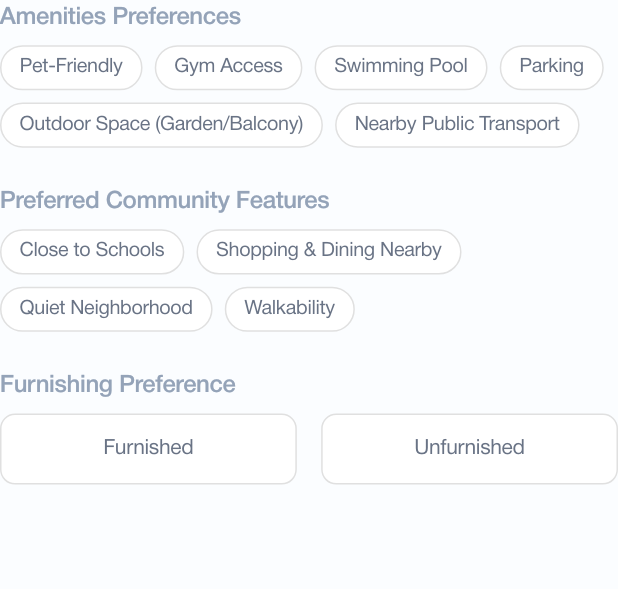
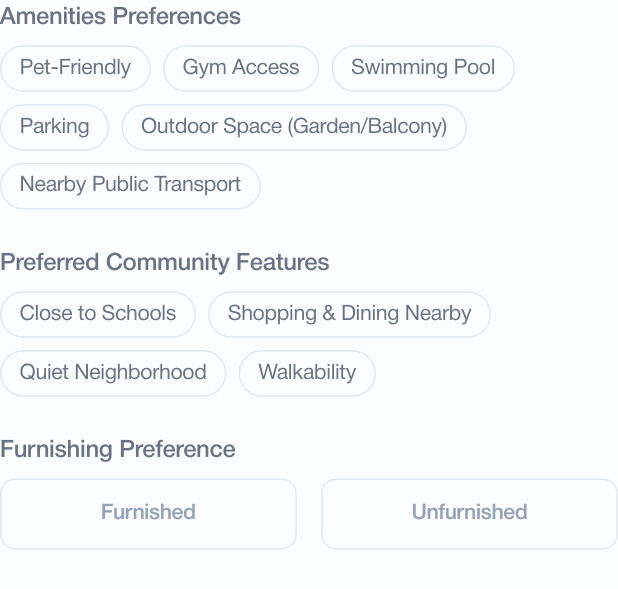
Before and after one commit to Dannny-Babs/Juniper, a Flutter app: the LifestyleStep widget shown alone on an empty page, opened directly with empty values, on a phone screen of 412 x 824 dp. Shown: the top 589 px of the screen. Run offline on Flutter 3.47's test engine with Material 3 defaults, Android fonts, the phone set to English and light mode, and no system bars; our stand-ins replace bloc, cloud_firestore, dio, equatable, firebase_auth, firebase_core and 12 more; missing offline and left inert: enefty_icons; accounts and stored records are empty.

Commit message:
fix: Update color schemes and styles for better UI consistency across profile setup pages

```diff
--- a/lib/features/authentication/presentation/pages/otp_screen.dart
+++ b/lib/features/authentication/presentation/pages/otp_screen.dart
@@ -198,13 +198,13 @@ class _EmailVerificationPageState extends State<EmailVerificationPage> {
                       ? AppColors.backgroundLight
                       : AppColors.neutral800)
                   : isDarkMode
-                      ? AppColors.neutral700
+                      ? AppColors.neutral800.withAlpha(50)
                       : AppColors.neutral200,
               textColor: _isOtpComplete()
                   ? (isDarkMode
                       ? AppColors.neutral900
                       : AppColors.backgroundLight)
-                  : (isDarkMode ? AppColors.neutral200 : AppColors.neutral500),
+                  : (isDarkMode ? AppColors.neutral600 : AppColors.neutral500),
               onPressed: !_isOtpComplete()
                   ? null
                   : () => context.push('/profile-setup'),
--- a/lib/features/profile setup/presentation/pages/third_setup.dart
+++ b/lib/features/profile setup/presentation/pages/third_setup.dart
@@ -94,6 +94,7 @@ class _LifestyleStepState extends State<LifestyleStep> {
     required List<String> selectedItems,
     required Function(List<String>) onChanged,
   }) {
+    final isDark = Theme.of(context).brightness == Brightness.dark;
     return Wrap(
       spacing: 8.sp,
       runSpacing: 8.sp,
@@ -115,17 +116,22 @@ class _LifestyleStepState extends State<LifestyleStep> {
               vertical: 4.sp,
             ),
             decoration: BoxDecoration(
-              color: isSelected ? AppColors.primary500 : Colors.white,
+              color: isSelected ? AppColors.primary600 : Colors.transparent,
               borderRadius: BorderRadius.circular(20),
               border: Border.all(
-                color: isSelected ? AppColors.primary700 : Colors.grey.shade300,
+                color: isSelected
+                    ? AppColors.primary700
+                    : isDark
+                        ? AppColors.surfaceDark300
+                        : AppColors.borderLight,
               ),
             ),
             child: Text(
               item,
               style: Theme.of(context).textTheme.bodySmall?.copyWith(
                     color: isSelected ? Colors.white : AppColors.neutral500,
-                    fontSize: 13.sp,
+                    fontSize: 14.sp,
+                    fontWeight: isSelected ? FontWeight.w500 : FontWeight.w400,
                   ),
             ),
           ),
@@ -135,6 +141,7 @@ class _LifestyleStepState extends State<LifestyleStep> {
   }
 
   Widget _buildFurnishingSelector() {
+    final isDark = Theme.of(context).brightness == Brightness.dark;
     return Row(
       children: _furnishingOptions.map((option) {
         final isSelected = widget.furnishingPreference == option;
@@ -149,12 +156,14 @@ class _LifestyleStepState extends State<LifestyleStep> {
               child: Container(
                 padding: EdgeInsets.symmetric(vertical: 12.sp),
                 decoration: BoxDecoration(
-                  color: isSelected ? AppColors.primary500 : Colors.white,
+                  color: isSelected ? AppColors.primary600 : Colors.transparent,
                   borderRadius: BorderRadius.circular(10),
                   border: Border.all(
                     color: isSelected
                         ? AppColors.primary700
-                        : Colors.grey.shade300,
+                        : isDark
+                            ? AppColors.surfaceDark300
+                            : AppColors.borderLight,
                   ),
                 ),
                 child: Center(
@@ -162,7 +171,9 @@ class _LifestyleStepState extends State<LifestyleStep> {
                     option,
                     style: Theme.of(context).textTheme.bodyMedium?.copyWith(
                           color:
-                              isSelected ? Colors.white : AppColors.neutral500,
+                              isSelected ? Colors.white : AppColors.neutral400,
+                          fontSize: 14.sp,
+                          fontWeight: FontWeight.w500,
                         ),
                   ),
                 ),
--- a/lib/features/profile setup/presentation/widgets/section_title.dart
+++ b/lib/features/profile setup/presentation/widgets/section_title.dart
@@ -11,7 +11,7 @@ class SectionTitle extends StatelessWidget {
     return Text(
       title,
       style: Theme.of(context).textTheme.bodyLarge?.copyWith(
-            color: AppColors.neutral400,
+            color: AppColors.neutral500,
             fontWeight: FontWeight.w500,
           ),
     );
```
Also changed, not shown: lib/features/profile setup/presentation/pages/final_setup.dart (+23 -63 lines), lib/features/profile setup/presentation/pages/first_setup.dart (+9 -5 lines), lib/features/profile setup/presentation/pages/second_setup.dart (+12 -5 lines).
